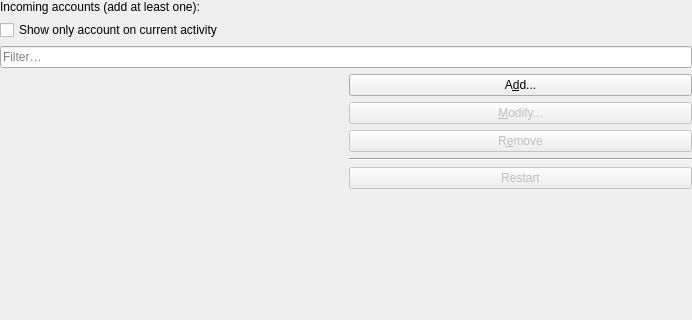
The window that src/widgets/manageaccountwidget.ui (KDE/akonadi) describes before a commit, drawn with Qt 5; both pictures show x 0 to 692 and y 0 to 320 of the 692 by 578 pixel window.
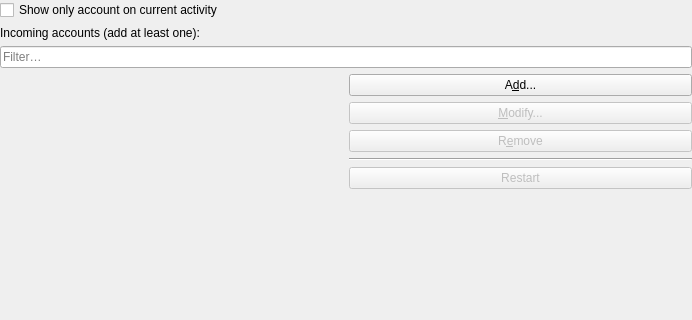
The same window after the commit. Custom widgets are drawn as their Qt base class.

Commit message: Fix order widget

Diff of the .ui file:
```diff
--- a/src/widgets/manageaccountwidget.ui
+++ b/src/widgets/manageaccountwidget.ui
@@ -14,16 +14,16 @@
    <item>
     <layout class="QVBoxLayout" name="vlay">
      <item>
-      <widget class="QLabel" name="label">
+      <widget class="QCheckBox" name="accountOnCurrentActivity">
        <property name="text">
-        <string>Incoming accounts (add at least one):</string>
+        <string>Show only account on current activity</string>
        </property>
       </widget>
      </item>
      <item>
-      <widget class="QCheckBox" name="accountOnCurrentActivity">
+      <widget class="QLabel" name="label">
        <property name="text">
-        <string>Show only account on current activity</string>
+        <string>Incoming accounts (add at least one):</string>
        </property>
       </widget>
      </item>
```
